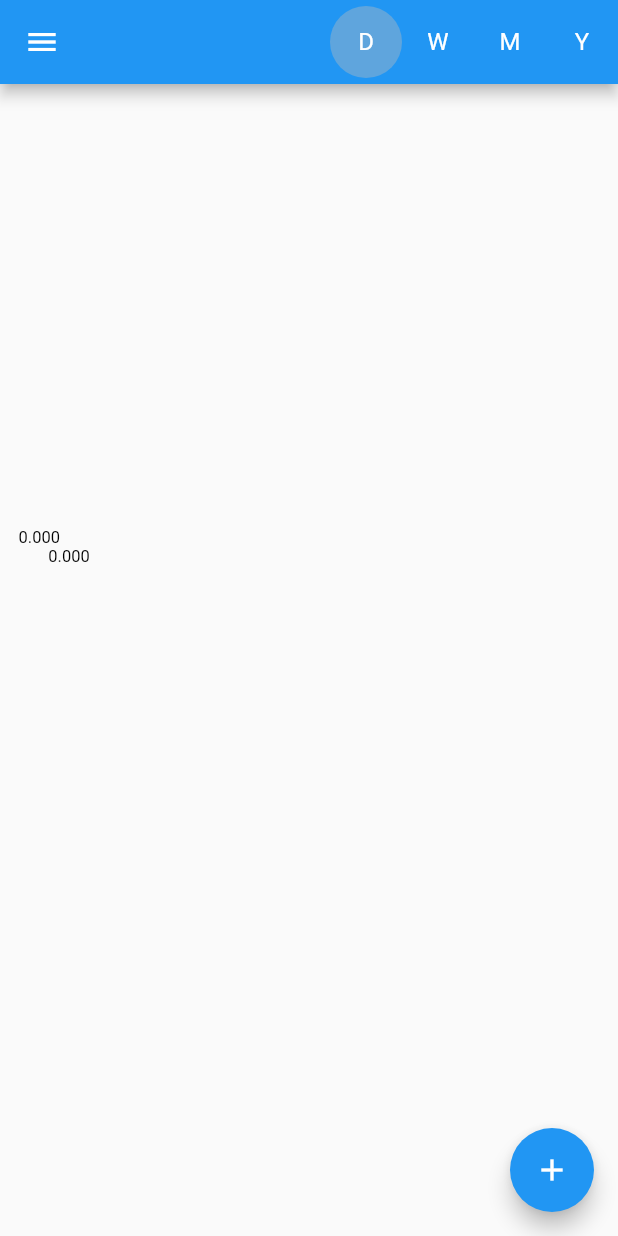
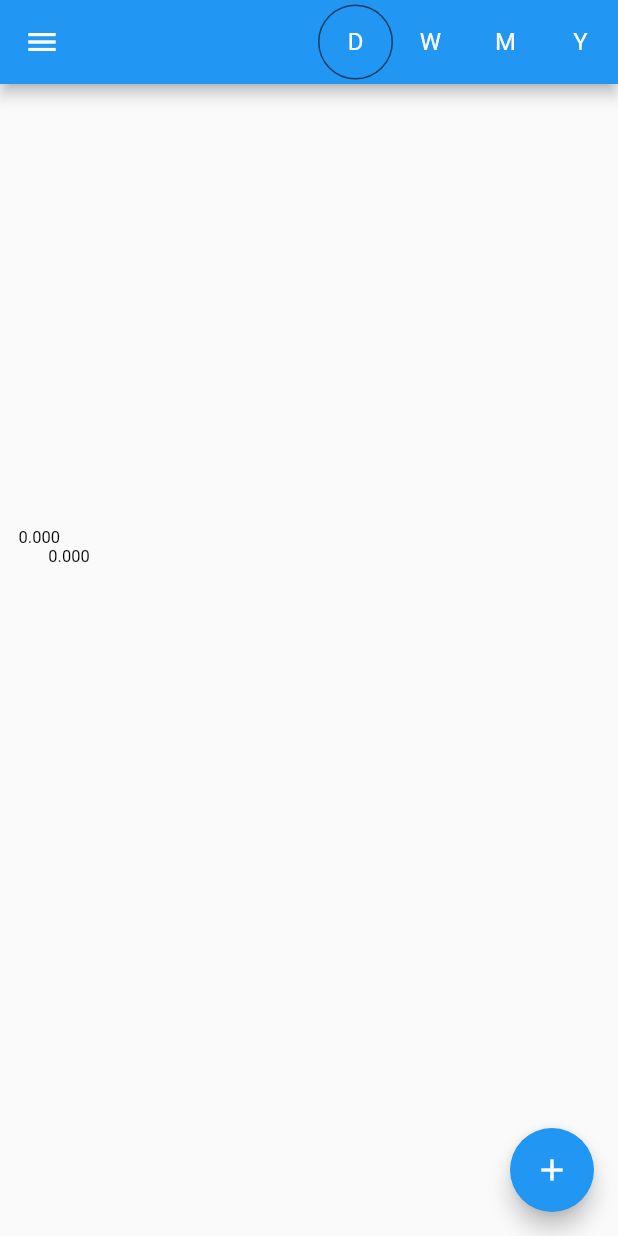
Before and after one commit to eevleevs/graphic-counter, a Flutter app: the screen it shows once a user with an empty profile is signed in, on a phone screen of 412 x 824 dp. Run offline on Flutter 3.47's test engine with Material 2 defaults, Android fonts, the phone set to English and light mode, and no system bars; drawn by our look-alikes of fl_chart; our stand-ins replace adaptive_dialog, cloud_firestore, firebase_auth, firebase_core, flutter_signin_button, get_storage and 1 more; missing offline and left inert: flutter_palette; accounts and stored records are empty; network calls fail.

Commit message:
Improve period selector

```diff
--- a/lib/main.dart
+++ b/lib/main.dart
@@ -186,7 +186,7 @@ class _MainPageState extends State<MainPage> {
       name = (await showTextInputDialog(
           context: context,
           textFields: const [DialogTextField()],
-          message: alreadyUsed ? '$name is already used' : 'name the counter'))?[0];
+          message: alreadyUsed ? '$name is already used' : 'name the new counter'))?[0];
       if ([null, ''].contains(name)) return;
       if (!counters.containsKey(name)) break;
       alreadyUsed = true;
@@ -228,10 +228,11 @@ class _MainPageState extends State<MainPage> {
         appBar: AppBar(
             actions: List<Widget>.of(periods.keys.map((value) => Container(
                 decoration: BoxDecoration(
-                  color: period == value
-                      ? Theme.of(context).highlightColor
-                      : Theme.of(context).appBarTheme.backgroundColor,
                   shape: BoxShape.circle,
+                  border: Border.all(
+                      width: 1,
+                      style: period == value ? BorderStyle.solid : BorderStyle.none,
+                      color: Theme.of(context).hintColor),
                 ),
                 child: IconButton(
                   splashColor: Colors.transparent,
```
